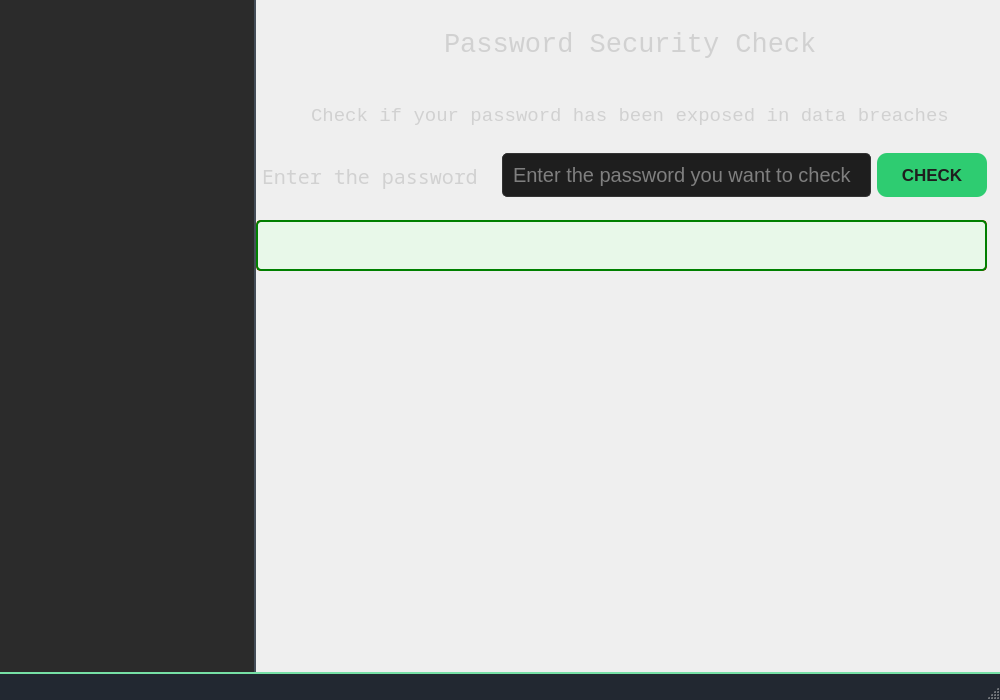
First picture: the form in forms/mainwindow.ui, repository minnesangg/Cerberus, before the edit.
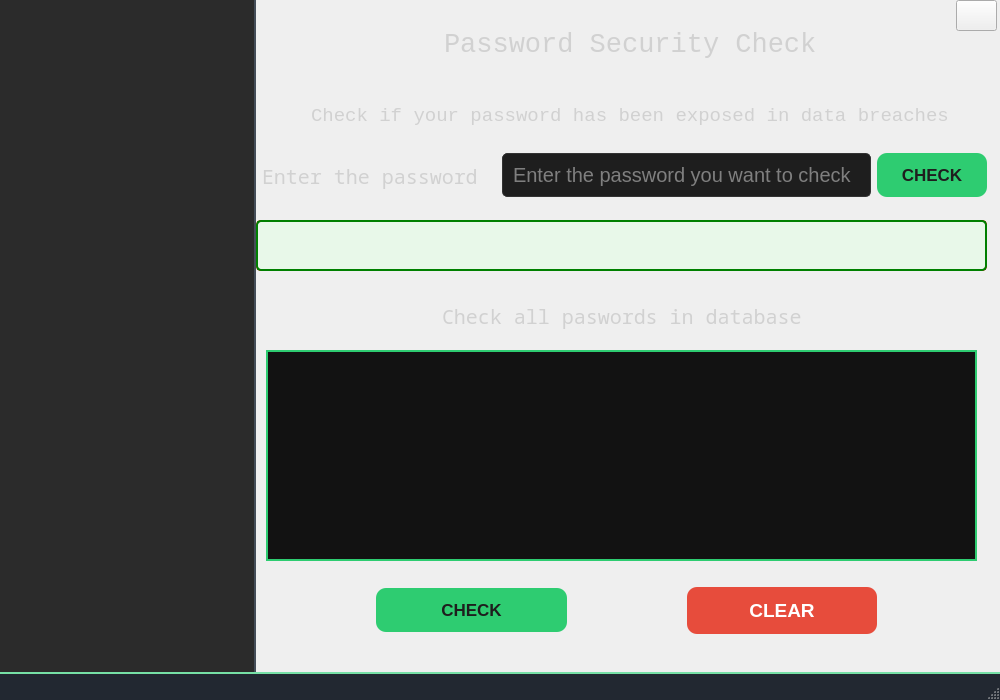
Second picture: the form after the edit. The open tabs and pages were chosen to show the change. Icons and pictures are not drawn.

Commit message: added 'all pass check with HIBP API

What changed in the file:
```diff
--- a/forms/mainwindow.ui
+++ b/forms/mainwindow.ui
@@ -1339,6 +1339,265 @@
          <string>Check if your password has been exposed in data breaches</string>
         </property>
        </widget>
+       <widget class="QWidget" name="verticalLayoutWidget_6">
+        <property name="geometry">
+         <rect>
+          <x>180</x>
+          <y>290</y>
+          <width>381</width>
+          <height>51</height>
+         </rect>
+        </property>
+        <layout class="QVBoxLayout" name="checkAllPassLabelLayout">
+         <property name="leftMargin">
+          <number>0</number>
+         </property>
+         <property name="topMargin">
+          <number>10</number>
+         </property>
+         <item>
+          <widget class="QLabel" name="allPassCheckLabel">
+           <property name="font">
+            <font>
+             <family>Noto Sans Mono</family>
+             <pointsize>15</pointsize>
+             <bold>false</bold>
+            </font>
+           </property>
+           <property name="styleSheet">
+            <string notr="true">QLabel {
+    color: #d1d1d1; 
+    margin-bottom: 10px; 
+}</string>
+           </property>
+           <property name="text">
+            <string>Check all paswords in database</string>
+           </property>
+          </widget>
+         </item>
+        </layout>
+       </widget>
+       <widget class="QTableWidget" name="passwordTable">
+        <property name="geometry">
+         <rect>
+          <x>10</x>
+          <y>350</y>
+          <width>711</width>
+          <height>211</height>
+         </rect>
+        </property>
+        <property name="font">
+         <font>
+          <family>Monospace</family>
+          <pointsize>14</pointsize>
+         </font>
+        </property>
+        <property name="styleSheet">
+         <string notr="true"> QTableWidget {
+        background-color: #121212;
+        color: #2ECC71;
+        gridline-color: #2ECC71;
+        border: 2px solid #2ECC71;
+    }
+    QHeaderView::section {
+        background-color: #1E1E1E;
+        color: #2ECC71;
+        padding: 4px;
+        border: 1px solid #2ECC71;
+    }
+    QTableWidget::item {
+        background-color: #121212;
+        color: #2ECC71;
+        padding: 4px;
+    }
+    QTableWidget::item:selected {
+        background-color: #2ECC71;
+        color: #121212;
+    }
+
+QScrollBar:vertical {
+    border: none;
+    background: #1E1E1E;
+    width: 10px;
+    margin: 0px 0px 0px 0px;
+}
+
+QScrollBar::handle:vertical {
+    background: #2ECC71;
+    min-height: 20px;
+    border-radius: 5px;
+}
+
+QScrollBar::handle:vertical:hover {
+    background: #27AE60; /* чуть темнее при наведении */
+}
+
+QScrollBar::add-line:vertical, QScrollBar::sub-line:vertical {
+    border: none;
+    background: none;
+}
+
+QScrollBar::add-page:vertical, QScrollBar::sub-page:vertical {
+    background: none;
+}
+
+/* Горизонтальный скроллбар, если вдруг появится */
+QScrollBar:horizontal {
+    border: none;
+    background: #1E1E1E;
+    height: 10px;
+    margin: 0px 0px 0px 0px;
+}
+
+QScrollBar::handle:horizontal {
+    background: #2ECC71;
+    min-width: 20px;
+    border-radius: 5px;
+}
+
+QScrollBar::handle:horizontal:hover {
+    background: #27AE60;
+}
+
+QScrollBar::add-line:horizontal, QScrollBar::sub-line:horizontal {
+    border: none;
+    background: none;
+}
+
+QScrollBar::add-page:horizontal, QScrollBar::sub-page:horizontal {
+    background: none;
+}</string>
+        </property>
+       </widget>
+       <widget class="QWidget" name="horizontalLayoutWidget_3">
+        <property name="geometry">
+         <rect>
+          <x>120</x>
+          <y>580</y>
+          <width>501</width>
+          <height>61</height>
+         </rect>
+        </property>
+        <layout class="QHBoxLayout" name="horizontalLayout">
+         <property name="spacing">
+          <number>120</number>
+         </property>
+         <item>
+          <widget class="QPushButton" name="checkAllPassButton">
+           <property name="font">
+            <font>
+             <family>Cantarell</family>
+             <pointsize>13</pointsize>
+             <bold>true</bold>
+            </font>
+           </property>
+           <property name="cursor">
+            <cursorShape>PointingHandCursor</cursorShape>
+           </property>
+           <property name="styleSheet">
+            <string notr="true">QPushButton {
+    background-color: #2ECC71;
+    color: #1e1e1e; 
+    font-weight: bold;
+    border: none;
+    padding: 12px 24px;
+    border-radius: 10px;
+    min-width: 10px;
+    min-height: 5px; 
+    box-shadow: 0 4px 8px rgba(0, 0, 0, 0.1);
+    transition: background-color 0.3s, box-shadow 0.3s;
+}
+
+QPushButton:hover {
+    background-color: #5bbd88;
+    box-shadow: 0 6px 12px rgba(0, 0, 0, 0.2);
+}
+
+QPushButton:pressed {
+    background-color: #4aa97a;
+    box-shadow: none;
+}
+
+</string>
+           </property>
+           <property name="text">
+            <string>CHECK</string>
+           </property>
+          </widget>
+         </item>
+         <item>
+          <widget class="QPushButton" name="clearAllPassButton">
+           <property name="font">
+            <font>
+             <family>Cantarell</family>
+             <pointsize>14</pointsize>
+             <bold>true</bold>
+            </font>
+           </property>
+           <property name="cursor">
+            <cursorShape>PointingHandCursor</cursorShape>
+           </property>
+           <property name="styleSheet">
+            <string notr="true">QPushButton {
+    background-color: #E74C3C;
+    color: #FFFFFF;
+    font-weight: bold;
+    border: none;
+    padding: 12px 24px;
+    border-radius: 10px;
+    min-width: 10px;
+    min-height: 5px;
+}
+
+QPushButton:hover {
+    background-color: #C0392B;
+}
+
+QPushButton:pressed {
+    background-color: #A93226; 
+}
+</string>
+           </property>
+           <property name="text">
+            <string>CLEAR</string>
+           </property>
+          </widget>
+         </item>
+        </layout>
+       </widget>
+       <widget class="QPushButton" name="additInfoButton">
+        <property name="geometry">
+         <rect>
+          <x>700</x>
+          <y>0</y>
+          <width>41</width>
+          <height>31</height>
+         </rect>
+        </property>
+        <property name="cursor">
+         <cursorShape>PointingHandCursor</cursorShape>
+        </property>
+        <property name="styleSheet">
+         <string notr="true">QLineEdit {
+    background-color: #424242; 
+    border: 1px solid #3c3c3c; 
+    color: #d1d1d1;
+    font-size: 16px;
+    padding: 12px;
+    border-radius: 10px;
+	selection-background-color: transparent;
+    transition: border-color 0.3s;
+}
+
+QLineEdit:focus {
+    border-color: #6fcf97; 
+    box-shadow: 0 0 5px rgba(111, 207, 151, 0.5);
+}</string>
+        </property>
+        <property name="text">
+         <string/>
+        </property>
+       </widget>
        <zorder>verticalLayoutWidget_3</zorder>
        <zorder>horizontalLayoutWidget</zorder>
        <zorder>negativeMessageLabel</zorder>
```
Left out of the diff: 15 changed lines with no effect on the pictures. The commit also changes 7 other files.
